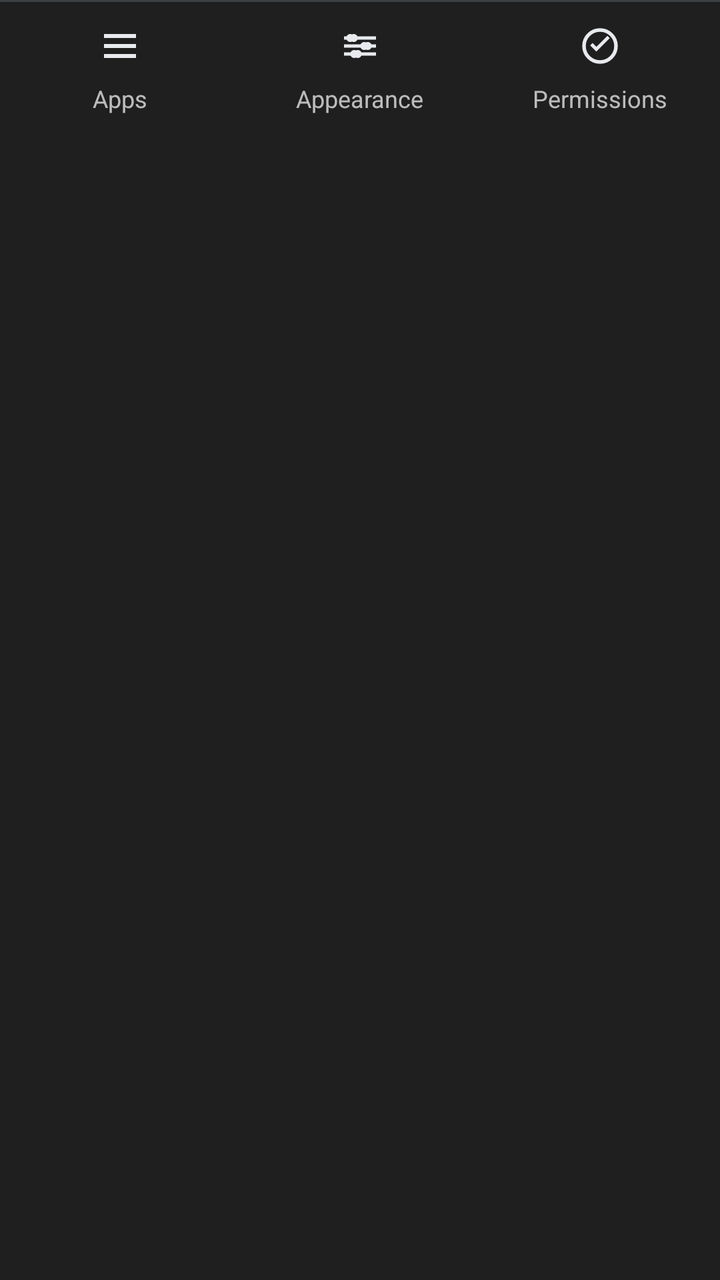
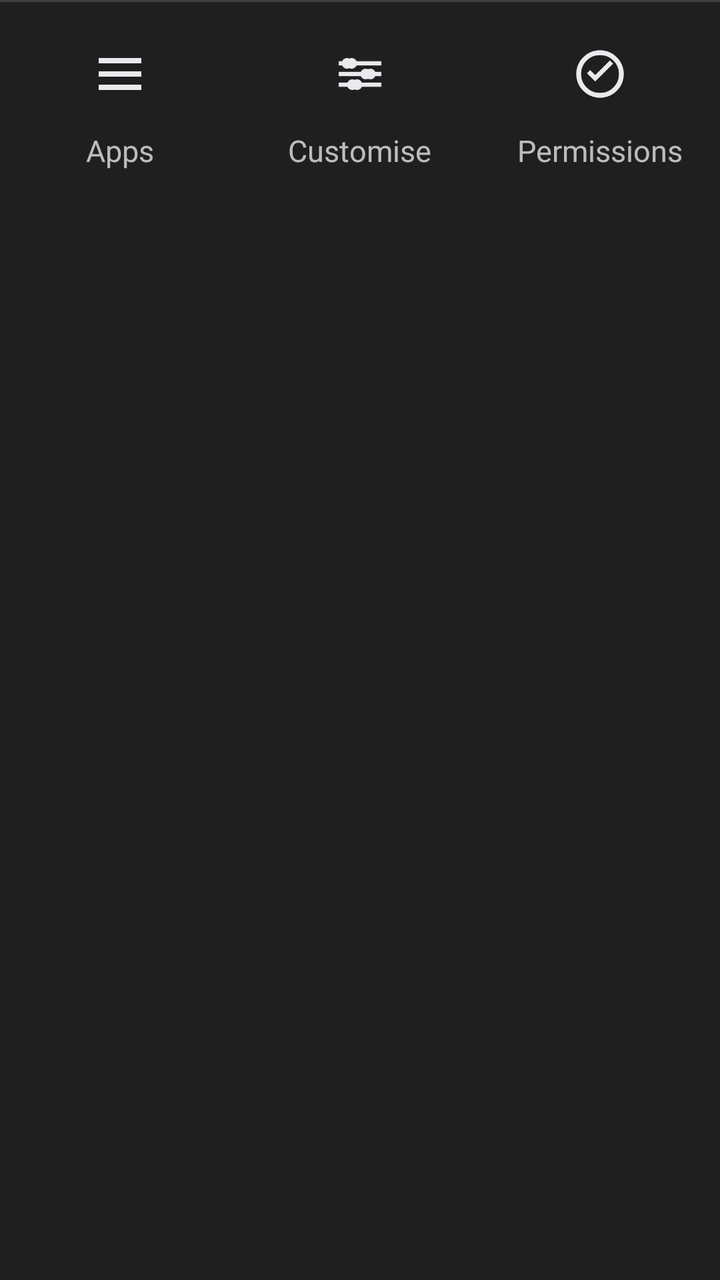

Compare the two renders of this Android layout. The source of the first and the diff that turns it into the second are given below.
<!-- AndroidManifest.xml: application theme Theme.Ticker -->
<!-- res/layout/bar_tabs.xml -->
<?xml version="1.0" encoding="utf-8"?>
<LinearLayout xmlns:android="http://schemas.android.com/apk/res/android"
    android:id="@+id/tab_bar"
    android:layout_width="match_parent"
    android:layout_height="wrap_content"
    android:background="@color/paper"
    android:orientation="vertical">

    <View
        android:layout_width="match_parent"
        android:layout_height="1dp"
        android:background="@color/divider" />

    <LinearLayout
        android:layout_width="match_parent"
        android:layout_height="wrap_content"
        android:orientation="horizontal"
        android:paddingTop="6dp"
        android:paddingBottom="8dp">

        <LinearLayout
            android:id="@+id/tab_apps"
            android:layout_width="0dp"
            android:layout_height="wrap_content"
            android:layout_weight="1"
            android:background="?android:attr/selectableItemBackground"
            android:clickable="true"
            android:contentDescription="@string/tab_apps"
            android:focusable="true"
            android:gravity="center_horizontal"
            android:orientation="vertical">

            <FrameLayout
                android:id="@+id/tab_apps_pill"
                android:layout_width="64dp"
                android:layout_height="32dp">

                <ImageView
                    android:id="@+id/tab_apps_icon"
                    android:layout_width="24dp"
                    android:layout_height="24dp"
                    android:layout_gravity="center"
                    android:contentDescription="@null"
                    android:importantForAccessibility="no"
                    android:src="@drawable/ic_tab_apps" />
            </FrameLayout>

            <TextView
                android:id="@+id/tab_apps_label"
                android:layout_width="wrap_content"
                android:layout_height="wrap_content"
                android:layout_marginTop="2dp"
                android:text="@string/tab_apps"
                android:textSize="12sp" />
        </LinearLayout>

        <LinearLayout
            android:id="@+id/tab_appearance"
            android:layout_width="0dp"
            android:layout_height="wrap_content"
            android:layout_weight="1"
            android:background="?android:attr/selectableItemBackground"
            android:clickable="true"
            android:contentDescription="@string/tab_appearance"
            android:focusable="true"
            android:gravity="center_horizontal"
            android:orientation="vertical">

            <FrameLayout
                android:id="@+id/tab_appearance_pill"
                android:layout_width="64dp"
                android:layout_height="32dp">

                <ImageView
                    android:id="@+id/tab_appearance_icon"
                    android:layout_width="24dp"
                    android:layout_height="24dp"
                    android:layout_gravity="center"
                    android:contentDescription="@null"
                    android:importantForAccessibility="no"
                    android:src="@drawable/ic_tab_appearance" />
            </FrameLayout>

            <TextView
                android:id="@+id/tab_appearance_label"
                android:layout_width="wrap_content"
                android:layout_height="wrap_content"
                android:layout_marginTop="2dp"
                android:text="@string/tab_appearance"
                android:textSize="12sp" />
        </LinearLayout>

        <LinearLayout
            android:id="@+id/tab_permissions"
            android:layout_width="0dp"
            android:layout_height="wrap_content"
            android:layout_weight="1"
            android:background="?android:attr/selectableItemBackground"
            android:clickable="true"
            android:contentDescription="@string/tab_permissions"
            android:focusable="true"
            android:gravity="center_horizontal"
            android:orientation="vertical">

            <FrameLayout
                android:id="@+id/tab_permissions_pill"
                android:layout_width="64dp"
                android:layout_height="32dp">

                <ImageView
                    android:id="@+id/tab_permissions_icon"
                    android:layout_width="24dp"
                    android:layout_height="24dp"
                    android:layout_gravity="center"
                    android:contentDescription="@null"
                    android:importantForAccessibility="no"
                    android:src="@drawable/ic_tab_permissions" />
            </FrameLayout>

            <TextView
                android:id="@+id/tab_permissions_label"
                android:layout_width="wrap_content"
                android:layout_height="wrap_content"
                android:layout_marginTop="2dp"
                android:text="@string/tab_permissions"
                android:textSize="12sp" />
        </LinearLayout>
    </LinearLayout>
</LinearLayout>
<!-- resources referenced by this layout -->
<resources>
  <color name="divider">#3C4043</color>
  <color name="paper">#1F1F1F</color>
  <!-- drawable ic_tab_appearance (drawable) -->
  <?xml version="1.0" encoding="utf-8"?>
  <vector xmlns:android="http://schemas.android.com/apk/res/android"
      android:width="24dp"
      android:height="24dp"
      android:viewportWidth="24"
      android:viewportHeight="24">
      <path
          android:fillColor="#E8EAED"
          android:pathData="M4,7.2h16v1.6H4z M4,11.2h16v1.6H4z M4,15.2h16v1.6H4z" />
      <path
          android:fillColor="#E8EAED"
          android:pathData="M8,6.2a2,2 0,1 1,0 3.6a2,2 0,1 1,0 -3.6z M15,10.2a2,2 0,1 1,0 3.6a2,2 0,1 1,0 -3.6z M10,14.2a2,2 0,1 1,0 3.6a2,2 0,1 1,0 -3.6z" />
  </vector>
  <!-- drawable ic_tab_apps (drawable) -->
  <?xml version="1.0" encoding="utf-8"?>
  <vector xmlns:android="http://schemas.android.com/apk/res/android"
      android:width="24dp"
      android:height="24dp"
      android:viewportWidth="24"
      android:viewportHeight="24">
      <path
          android:fillColor="#E8EAED"
          android:pathData="M4,6h16v2H4z M4,11h16v2H4z M4,16h16v2H4z" />
  </vector>
  <!-- drawable ic_tab_permissions (drawable) -->
  <?xml version="1.0" encoding="utf-8"?>
  <vector xmlns:android="http://schemas.android.com/apk/res/android"
      android:width="24dp"
      android:height="24dp"
      android:viewportWidth="24"
      android:viewportHeight="24">
      <path
          android:fillColor="#00000000"
          android:pathData="M12,4a8,8 0,1 1,0 16a8,8 0,1 1,0 -16z"
          android:strokeColor="#E8EAED"
          android:strokeWidth="1.8" />
      <path
          android:fillColor="#E8EAED"
          android:pathData="M10.2,12.4 L8.3,10.5 L7.1,11.7 L10.2,14.8 L16.9,8.1 L15.7,6.9 Z" />
  </vector>
  <string name="tab_appearance">Appearance</string>
  <string name="tab_apps">Apps</string>
  <string name="tab_permissions">Permissions</string>
  <style name="Theme.Ticker" parent="android:Theme.Material.NoActionBar">
          <item name="android:colorPrimary">@color/accent</item>
          <item name="android:colorAccent">@color/accent</item>
          <item name="android:colorControlActivated">@color/accent</item>
          <item name="android:statusBarColor">@color/paper</item>
          <item name="android:navigationBarColor">@color/paper</item>
          <item name="android:windowLightStatusBar">false</item>
          <item name="android:windowLightNavigationBar">false</item>
          <item name="android:windowBackground">@color/paper</item>
          <item name="android:textColorPrimary">@color/ink</item>
          <item name="android:textColorSecondary">@color/muted</item>
          <item name="android:textColorHint">@color/muted</item>
          <item name="android:forceDarkAllowed">false</item>
      </style>
  <color name="accent">#8AB4F8</color>
  <color name="ink">#E8EAED</color>
  <color name="muted">#9AA0A6</color>
</resources>

<!-- the commit's change to res/layout/bar_tabs.xml (unified diff, before → after) -->
@@ -15,8 +15,8 @@
         android:layout_width="match_parent"
         android:layout_height="wrap_content"
         android:orientation="horizontal"
-        android:paddingTop="6dp"
-        android:paddingBottom="8dp">
+        android:paddingTop="12dp"
+        android:paddingBottom="14dp">
 
         <LinearLayout
             android:id="@+id/tab_apps"
@@ -32,13 +32,13 @@
 
             <FrameLayout
                 android:id="@+id/tab_apps_pill"
-                android:layout_width="64dp"
-                android:layout_height="32dp">
+                android:layout_width="96dp"
+                android:layout_height="48dp">
 
                 <ImageView
                     android:id="@+id/tab_apps_icon"
-                    android:layout_width="24dp"
-                    android:layout_height="24dp"
+                    android:layout_width="32dp"
+                    android:layout_height="32dp"
                     android:layout_gravity="center"
                     android:contentDescription="@null"
                     android:importantForAccessibility="no"
@@ -49,9 +49,9 @@
                 android:id="@+id/tab_apps_label"
                 android:layout_width="wrap_content"
                 android:layout_height="wrap_content"
-                android:layout_marginTop="2dp"
+                android:layout_marginTop="4dp"
                 android:text="@string/tab_apps"
-                android:textSize="12sp" />
+                android:textSize="15sp" />
         </LinearLayout>
 
         <LinearLayout
@@ -68,13 +68,13 @@
 
             <FrameLayout
                 android:id="@+id/tab_appearance_pill"
-                android:layout_width="64dp"
-                android:layout_height="32dp">
+                android:layout_width="96dp"
+                android:layout_height="48dp">
 
                 <ImageView
                     android:id="@+id/tab_appearance_icon"
-                    android:layout_width="24dp"
-                    android:layout_height="24dp"
+                    android:layout_width="32dp"
+                    android:layout_height="32dp"
                     android:layout_gravity="center"
                     android:contentDescription="@null"
                     android:importantForAccessibility="no"
@@ -85,9 +85,9 @@
                 android:id="@+id/tab_appearance_label"
                 android:layout_width="wrap_content"
                 android:layout_height="wrap_content"
-                android:layout_marginTop="2dp"
+                android:layout_marginTop="4dp"
                 android:text="@string/tab_appearance"
-                android:textSize="12sp" />
+                android:textSize="15sp" />
         </LinearLayout>
 
         <LinearLayout
@@ -104,13 +104,13 @@
 
             <FrameLayout
                 android:id="@+id/tab_permissions_pill"
-                android:layout_width="64dp"
-                android:layout_height="32dp">
+                android:layout_width="96dp"
+                android:layout_height="48dp">
 
                 <ImageView
                     android:id="@+id/tab_permissions_icon"
-                    android:layout_width="24dp"
-                    android:layout_height="24dp"
+                    android:layout_width="32dp"
+                    android:layout_height="32dp"
                     android:layout_gravity="center"
                     android:contentDescription="@null"
                     android:importantForAccessibility="no"
@@ -121,9 +121,9 @@
                 android:id="@+id/tab_permissions_label"
                 android:layout_width="wrap_content"
                 android:layout_height="wrap_content"
-                android:layout_marginTop="2dp"
+                android:layout_marginTop="4dp"
                 android:text="@string/tab_permissions"
-                android:textSize="12sp" />
+                android:textSize="15sp" />
         </LinearLayout>
     </LinearLayout>
 </LinearLayout>
<!-- resource entries referenced after the edit -->
@@ -43,7 +43,7 @@
           android:fillColor="#E8EAED"
           android:pathData="M10.2,12.4 L8.3,10.5 L7.1,11.7 L10.2,14.8 L16.9,8.1 L15.7,6.9 Z" />
   </vector>
-  <string name="tab_appearance">Appearance</string>
+  <string name="tab_appearance">Customise</string>
   <string name="tab_apps">Apps</string>
   <string name="tab_permissions">Permissions</string>
   <style name="Theme.Ticker" parent="android:Theme.Material.NoActionBar">
